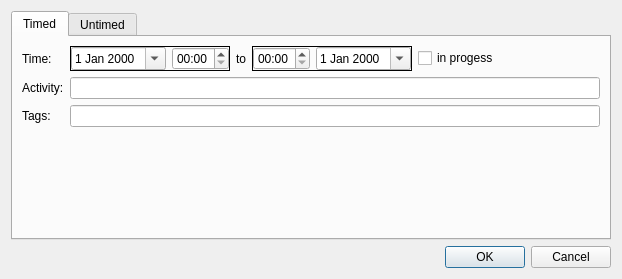
Above: src/ui/activitydialog.ui from vubiostat/hourglass-qt before the change. Below: the same form after it.
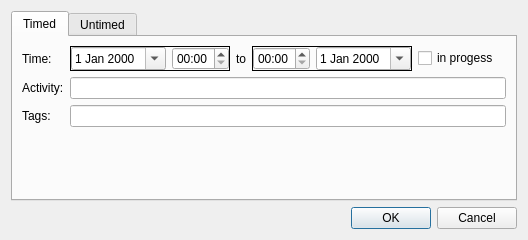
That is the form after the change. Custom widgets are drawn as their Qt base class.

```diff
--- a/src/ui/activitydialog.ui
+++ b/src/ui/activitydialog.ui
@@ -6,8 +6,8 @@
    <rect>
     <x>0</x>
     <y>0</y>
-    <width>622</width>
-    <height>279</height>
+    <width>528</width>
+    <height>240</height>
    </rect>
   </property>
   <property name="windowTitle">
```
Left out of the diff: 74 changed lines with no effect on the pictures.
